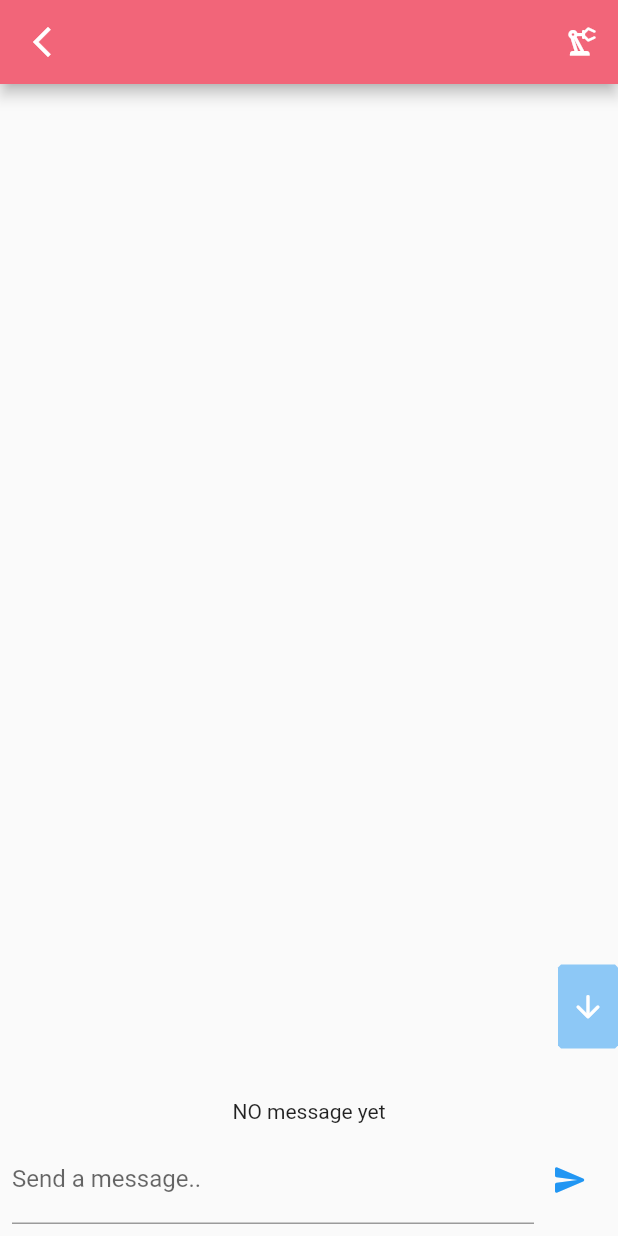
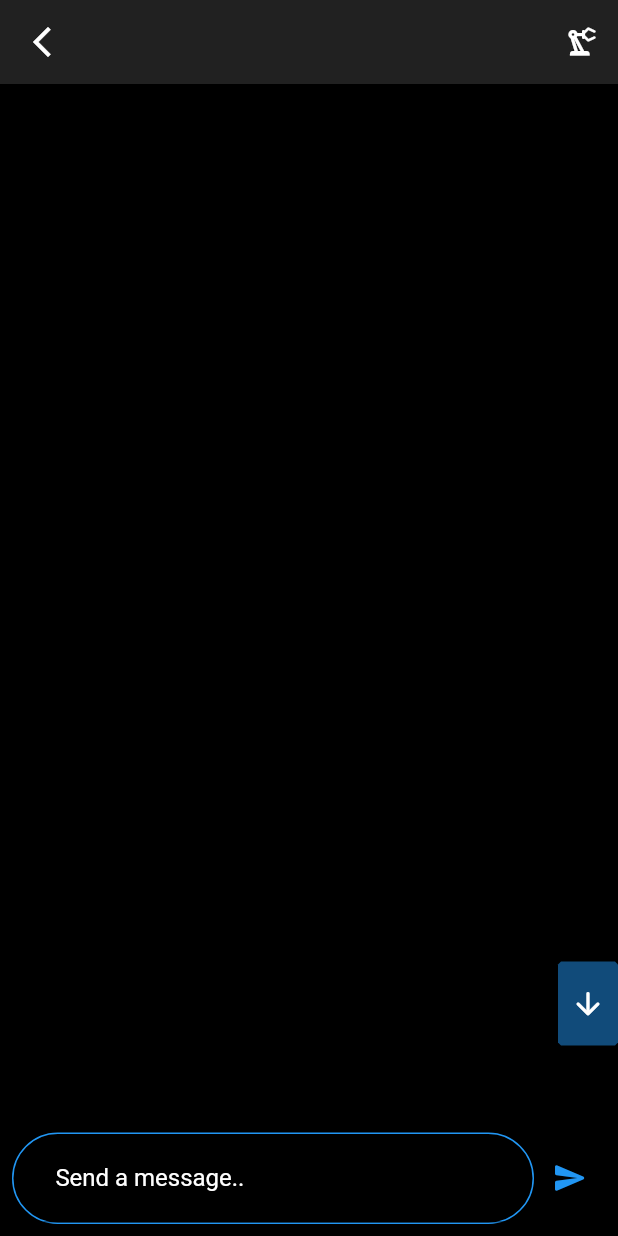
Before and after one commit to bayush-9/Chat_Proxy_App, a Flutter app: the ChatScreen screen opened by its route, on a phone screen of 412 x 824 dp. Run offline on Flutter 3.47's test engine with Material 2 defaults, Android fonts, the phone set to English and light mode, and no system bars; our stand-ins replace cloud_firestore, firebase_auth, firebase_storage, image_picker; accounts and stored records are empty; network calls fail.

Commit message:
dark mode successful

```diff
--- a/lib/screens/chat_screen.dart
+++ b/lib/screens/chat_screen.dart
@@ -4,6 +4,7 @@ import 'package:chat_app/screens/group_details_screen.dart';
 import 'package:chat_app/screens/proxy_managing_screen.dart';
 import 'package:chat_app/widgets/chat/message_bubble.dart';
 import 'package:cloud_firestore/cloud_firestore.dart';
+import 'package:flutter/cupertino.dart';
 import 'package:flutter/material.dart';
 import 'package:provider/provider.dart';
 
@@ -53,6 +54,7 @@ class _ChatScreenState extends State<ChatScreen> {
     }
 
     return Scaffold(
+      backgroundColor: Theme.of(context).backgroundColor,
       appBar: AppBar(
         leading: IconButton(
           icon: Icon(Icons.arrow_back_ios_new_sharp),
@@ -144,15 +146,27 @@ class _ChatScreenState extends State<ChatScreen> {
               child: Row(
                 children: [
                   Expanded(
+                    child: Container(
+                      decoration: BoxDecoration(
+                          borderRadius: BorderRadius.circular(50),
+                          border: Border.all(color: Colors.blue)),
+                      child: Padding(
+                        padding: const EdgeInsets.only(left: 20),
                         child: TextField(
+                          style: TextStyle(
+                              color:
+                                  Theme.of(context).textTheme.bodyText1.color),
                           controller: _message,
-                      decoration:
-                          InputDecoration(labelText: 'Send a message..'),
+                          decoration: InputDecoration(
+                              labelText: '  Send a message..',
+                              labelStyle: TextStyle(color: Colors.white)),
                           onChanged: (value) {
                             setState(() {
                               _enteredMessage = value;
                             });
                           },
+                        ),
+                      ),
                     ),
                   ),
                   IconButton(
--- a/lib/screens/main_groups_screen.dart
+++ b/lib/screens/main_groups_screen.dart
@@ -69,6 +69,7 @@ class _Work2State extends State<Work2> {
     print(widget.groupIdList);
     print("here");
     return Scaffold(
+      backgroundColor: Theme.of(context).backgroundColor,
       appBar: AppBar(
         actions: [
           IconButton(
--- a/lib/screens/new_group_form.dart
+++ b/lib/screens/new_group_form.dart
@@ -7,6 +7,7 @@ class NewGroupForm extends StatelessWidget {
   @override
   Widget build(BuildContext context) {
     return Scaffold(
+      backgroundColor: Theme.of(context).backgroundColor,
       appBar: AppBar(
         title: Text("New Group"),
       ),
--- a/lib/widgets/chat/message_bubble.dart
+++ b/lib/widgets/chat/message_bubble.dart
@@ -41,7 +41,7 @@ class MessageBubble extends StatelessWidget {
                     horizontal: 16,
                   ),
                   margin: EdgeInsets.symmetric(
-                    vertical: 12,
+                    vertical: isMe ? 5 : 12,
                     horizontal: 8,
                   ),
                   child: Column(
```
Also changed, not shown: lib/main.dart (+6 -2 lines), lib/screens/navigation_screen.dart (+5 -5 lines), lib/screens/profile_screen.dart (+17 -4 lines), lib/widgets/groups/group_tile.dart (+6 -1 lines), lib/widgets/groups/new_group_fields.dart (+18 -2 lines). Lines whose indentation alone changed are shown as unchanged.
